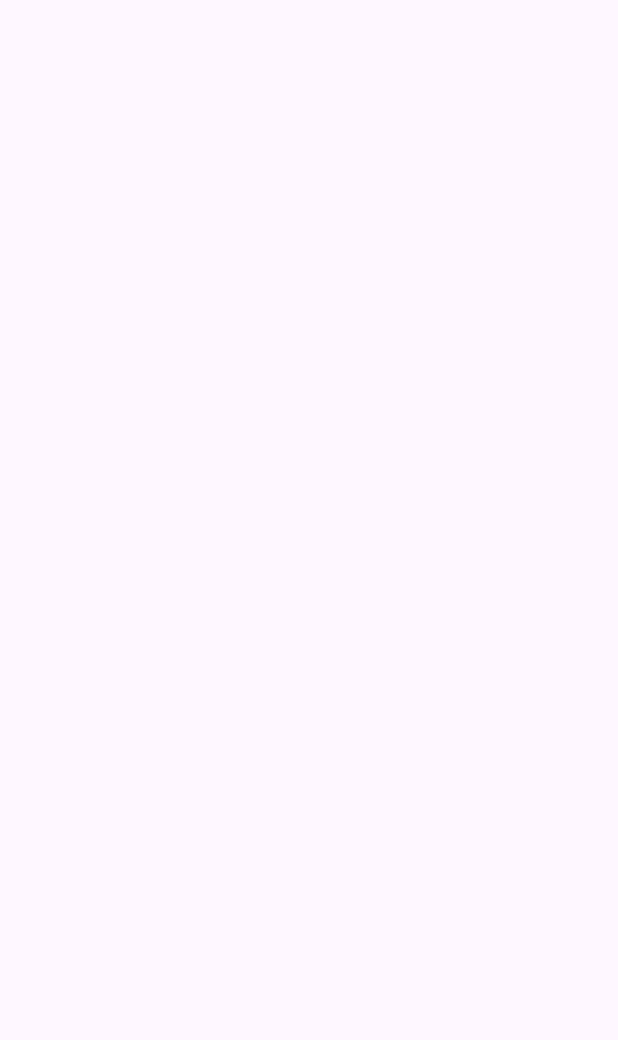
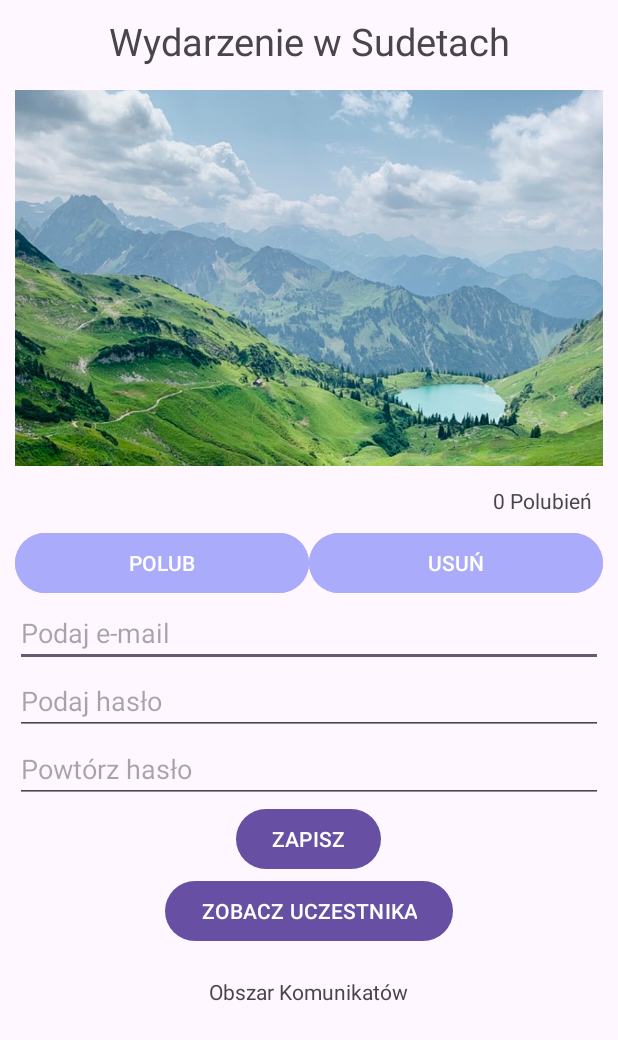
Before and after one commit to DawidB7/Zadanie-5-6, an Android app: the screen it shows after launch (MainActivity), on a phone screen of 412 x 824 dp. Before the commit the part shown is empty. Shown: the top 1040 px of the screen. Run offline under Robolectric (Android 15) with nearby library versions, the phone set to English and light mode, and no system bars.

Commit message:
Skończone zadanie

```diff
--- a/app/src/main/java/com/example/zadanie56/MainActivity.java
+++ b/app/src/main/java/com/example/zadanie56/MainActivity.java
@@ -11,5 +11,82 @@ import androidx.appcompat.app.AppCompatActivity;
 public class MainActivity extends AppCompatActivity {
     private int licznikLike = 0;
     private TextView licznikLikeText;
+    private Button polub;
+    private Button usunPolub;
+    private EditText ETemail;
+    private EditText EThaslo;
+    private EditText EThasloAgain;
+    private Button wyslij;
+    private Button uczestnik;
+    private TextView komunikat;
+    private String ostatnioZarejestrowany = "";
+
+    @Override
+    protected void onCreate(Bundle savedInstanceState) {
+        super.onCreate(savedInstanceState);
+        setContentView(R.layout.activity_main);
+
+        licznikLikeText = findViewById(R.id.licznikPolub);
+        polub = findViewById(R.id.likeButton);
+        usunPolub = findViewById(R.id.deleteButton);
+        ETemail = findViewById(R.id.ETEmail);
+        EThaslo = findViewById(R.id.ETPassword);
+        EThasloAgain = findViewById(R.id.ETPasswordAgain);
+        wyslij = findViewById(R.id.saveButton);
+        uczestnik = findViewById(R.id.showUserButton);
+        komunikat = findViewById(R.id.komunikaty);
+
+        polub.setOnClickListener(new View.OnClickListener() {
+            @Override
+            public void onClick(View v) {
+                licznikLike++;
+                nowaLiczbaLike();
+            }
+        });
+
+        usunPolub.setOnClickListener(new View.OnClickListener() {
+            @Override
+            public void onClick(View v) {
+                if (licznikLike > 0) {
+                    licznikLike--;
+                    nowaLiczbaLike();
+                }
+            }
+        });
+
+        wyslij.setOnClickListener(new View.OnClickListener() {
+            @Override
+            public void onClick(View v) {
+                String email = ETemail.getText().toString().trim();
+                String haslo = EThaslo.getText().toString().trim();
+                String hasloAgain = EThasloAgain.getText().toString().trim();
+
+                if (!email.contains("@")) {
+                    komunikat.setText("Nieprawidłowy adres e-mail");
+                } else if (!hasloAgain.matches(haslo)) {
+                    komunikat.setText("Hasła się różnią");
+                } else {
+                    ostatnioZarejestrowany = email;
+                    komunikat.setText("Zarejestrowano " + email);
+                }
+            }
+
+        });
+
+        uczestnik.setOnClickListener(new View.OnClickListener() {
+            @Override
+            public void onClick(View v) {
+                if (!ostatnioZarejestrowany.isEmpty()){
+                    komunikat.setText("Uczestnik: " + ostatnioZarejestrowany);
+                } else {
+                    komunikat.setText("Brak zarejestrowanego użytkownika");
+                }
+            }
+        });
+    }
+
+    private void nowaLiczbaLike() {
+        licznikLikeText.setText(licznikLike + " Polubień");
+    }
 
 }
--- a/app/src/main/res/layout/activity_main.xml
+++ b/app/src/main/res/layout/activity_main.xml
@@ -79,7 +79,7 @@
         android:layout_width="wrap_content"
         android:layout_height="wrap_content"
         android:layout_gravity="center"
-        android:text="ZOBACZ USZESTNIKA"/>
+        android:text="ZOBACZ UCZESTNIKA"/>
 
     <TextView
         android:id="@+id/komunikaty"
```
